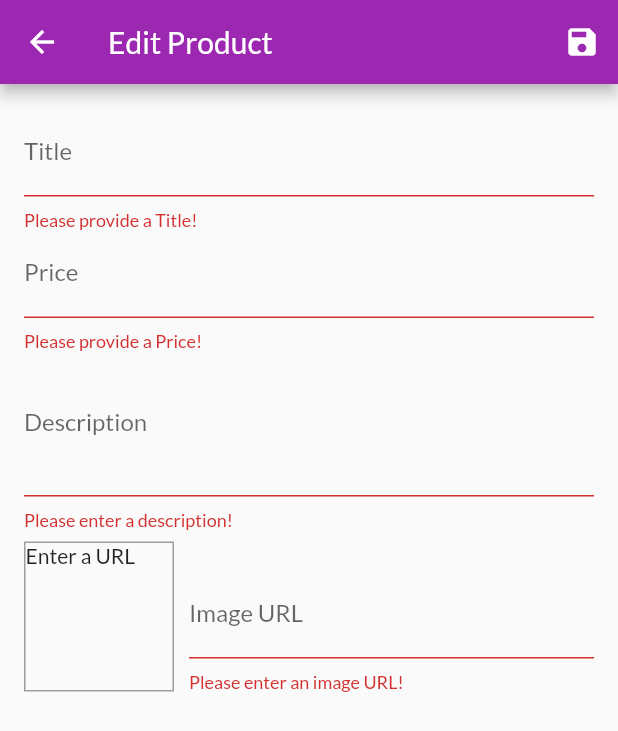
After one commit to rajbhensdadiya/shopapp-flutter, a Flutter app: the EditProductScreen screen opened by its route, after a tap on the "save" icon, on a phone screen of 412 x 824 dp. The commit adds this screen. Shown: the top 731 px of the screen. Run offline on Flutter 3.47's test engine with Material 2 defaults, Android fonts, the phone set to English and light mode, and no system bars; network calls fail.

Commit message:
add and edit product

```diff
--- a/lib/main.dart
+++ b/lib/main.dart
@@ -1,5 +1,6 @@
 import 'package:flutter/material.dart';
 import 'package:provider/provider.dart';
+import './screens/edit_product_screen.dart';
 import './providers/orders.dart';
 import './screens/cart_screen.dart';
 import './providers/cart.dart';
@@ -7,6 +8,7 @@ import './screens/product_detail_screen.dart';
 import './screens/products_overview_screen.dart';
 import './providers/products.dart';
 import './screens/orders_screen.dart';
+import './screens/user_products_screen.dart';
 
 void main() {
   runApp(MyApp());
@@ -40,6 +42,8 @@ class MyApp extends StatelessWidget {
           ProductDetailScreen.routeName: (ctx) => ProductDetailScreen(),
           CartScreen.routeName: (ctx) => CartScreen(),
           OrdersScreen.routeName: (ctx) => OrdersScreen(),
+          UserProductsScreen.routeName: (ctx) => UserProductsScreen(),
+          EditProductScreen.routeName: (ctx) => EditProductScreen(),
         },
       ),
     );
--- a/lib/providers/products.dart
+++ b/lib/providers/products.dart
@@ -64,7 +64,31 @@ class Products with ChangeNotifier {
   //   notifyListeners();
   // }
 
-  void addProduct() {
+  void addProduct(Product product) {
+    final newProduct = Product(
+      title: product.title,
+      description: product.description,
+      imageUrl: product.imageUrl,
+      price: product.price,
+      id: DateTime.now().toString(),
+    );
+    _items.add(newProduct);
+    // _items.insert(0, newProduct); // at the start of the list
+    notifyListeners();
+  }
+
+  void updateProduct(String id, Product newProduct) {
+    final prodIndex = _items.indexWhere((prod) => prod.id == id);
+    if (prodIndex >= 0) {
+      _items[prodIndex] = newProduct;
+      notifyListeners();
+    } else {
+      print('...');
+    }
+  }
+
+  void deleteProduct(String id) {
+    _items.removeWhere((prod) => prod.id == id);
     notifyListeners();
   }
 }
--- /dev/null
+++ b/lib/screens/edit_product_screen.dart
@@ -0,0 +1,275 @@
+import 'package:flutter/material.dart';
+import 'package:provider/provider.dart';
+import '../providers/products.dart';
+import '../providers/product.dart';
+
+class EditProductScreen extends StatefulWidget {
+  static const routeName = '/edit-product';
+  @override
+  _EditProductScreenState createState() => _EditProductScreenState();
+}
+
+class _EditProductScreenState extends State<EditProductScreen> {
+  final _priceFocusNode = FocusNode();
+  final _descriptionFocusNode = FocusNode();
+  final _imageUrlController = TextEditingController();
+  final _imageUrlFocusNode = FocusNode();
+  final _form = GlobalKey<FormState>();
+  var _editedProduct = Product(
+    id: null,
+    title: '',
+    price: 0,
+    description: '',
+    imageUrl: '',
+  );
+
+  var _initValues = {
+    'title': '',
+    'description': '',
+    'price': '',
+    'imageUrl': '',
+  };
+
+  var _isInit = true;
+
+  @override
+  void initState() {
+    _imageUrlFocusNode.addListener(_updateImageUrl);
+    super.initState();
+  }
+
+  @override
+  void didChangeDependencies() {
+    if (_isInit) {
+      final productId = ModalRoute.of(context).settings.arguments as String;
+      if (productId != null) {
+        _editedProduct =
+            Provider.of<Products>(context, listen: false).findByID(productId);
+        _initValues = {
+          'title': _editedProduct.title,
+          'description': _editedProduct.description,
+          'price': _editedProduct.price.toString(),
+          // 'imageUrl': _editedProduct.imageUrl,
+          'imageUrl': '',
+        };
+        _imageUrlController.text = _editedProduct.imageUrl;
+      }
+    }
+    _isInit = false;
+    super.didChangeDependencies();
+  }
+
+  @override
+  void dispose() {
+    _imageUrlFocusNode.removeListener(_updateImageUrl);
+    _priceFocusNode.dispose();
+    _descriptionFocusNode.dispose();
+    _imageUrlController.dispose();
+    _imageUrlFocusNode.dispose();
+    super.dispose();
+  }
+
+  void _updateImageUrl() {
+    if (!_imageUrlFocusNode.hasFocus) {
+      if ((!_imageUrlController.text.startsWith('http') &&
+              !_imageUrlController.text.startsWith('https')) ||
+          (!_imageUrlController.text.endsWith('.png') &&
+              !_imageUrlController.text.endsWith('.jpg') &&
+              !_imageUrlController.text.endsWith('.jpeg'))) {
+        return;
+      }
+      setState(() {});
+    }
+  }
+
+  void _saveForm() {
+    final isValid = _form.currentState.validate();
+    if (!isValid) {
+      return;
+    }
+    _form.currentState.save();
+    if (_editedProduct.id != null) {
+      Provider.of<Products>(context, listen: false)
+          .updateProduct(_editedProduct.id, _editedProduct);
+    } else {
+      Provider.of<Products>(context, listen: false).addProduct(_editedProduct);
+    }
+
+    Navigator.of(context).pop();
+  }
+
+  @override
+  Widget build(BuildContext context) {
+    return Scaffold(
+      appBar: AppBar(
+        title: Text('Edit Product'),
+        actions: <Widget>[
+          IconButton(
+            icon: Icon(Icons.save),
+            onPressed: _saveForm,
+          ),
+        ],
+      ),
+      body: Padding(
+        padding: const EdgeInsets.all(16.0),
+        child: Form(
+          key: _form,
+          child: ListView(
+            children: <Widget>[
+              TextFormField(
+                initialValue: _initValues['title'],
+                decoration: InputDecoration(labelText: 'Title'),
+                textInputAction: TextInputAction.next,
+                onFieldSubmitted: (_) {
+                  FocusScope.of(context).requestFocus(_priceFocusNode);
+                },
+                validator: (value) {
+                  if (value.isEmpty) {
+                    return 'Please provide a Title!';
+                  }
+                  return null;
+                },
+                onSaved: (value) {
+                  _editedProduct = Product(
+                    id: _editedProduct.id,
+                    isFavorite: _editedProduct.isFavorite,
+                    title: value,
+                    description: _editedProduct.description,
+                    price: _editedProduct.price,
+                    imageUrl: _editedProduct.imageUrl,
+                  );
+                },
+              ),
+              TextFormField(
+                initialValue: _initValues['price'],
+                decoration: InputDecoration(labelText: 'Price'),
+                textInputAction: TextInputAction.next,
+                keyboardType: TextInputType.number,
+                focusNode: _priceFocusNode,
+                onFieldSubmitted: (_) {
+                  FocusScope.of(context).requestFocus(_descriptionFocusNode);
+                },
+                validator: (value) {
+                  if (value.isEmpty) {
+                    return 'Please provide a Price!';
+                  }
+                  if (double.tryParse(value) == null) {
+                    return 'Please enter a valid price!';
+                  }
+                  if (double.parse(value) <= 0) {
+                    return 'Please enter a proper price!';
+                  }
+                  return null;
+                },
+                onSaved: (value) {
+                  _editedProduct = Product(
+                    id: _editedProduct.id,
+                    isFavorite: _editedProduct.isFavorite,
+                    title: _editedProduct.title,
+                    description: _editedProduct.description,
+                    price: double.parse(value),
+                    imageUrl: _editedProduct.imageUrl,
+                  );
+                },
+              ),
+              TextFormField(
+                initialValue: _initValues['description'],
+                decoration: InputDecoration(labelText: 'Description'),
+                maxLines: 3,
+                keyboardType: TextInputType.multiline,
+                focusNode: _descriptionFocusNode,
+                validator: (value) {
+                  if (value.isEmpty) {
+                    return 'Please enter a description!';
+                  }
+                  if (value.length < 10) {
+                    return 'Please write at lease 10 characters!';
+                  }
+                  return null;
+                },
+                onSaved: (value) {
+                  _editedProduct = Product(
+                    id: _editedProduct.id,
+                    isFavorite: _editedProduct.isFavorite,
+                    title: _editedProduct.title,
+                    description: value,
+                    price: _editedProduct.price,
+                    imageUrl: _editedProduct.imageUrl,
+                  );
+                },
+              ),
+              Row(
+                crossAxisAlignment: CrossAxisAlignment.end,
+                children: <Widget>[
+                  Container(
+                    height: 100,
+                    width: 100,
+                    margin: EdgeInsets.only(
+                      top: 8,
+                      right: 10,
+                    ),
+                    decoration: BoxDecoration(
+                      border: Border.all(
+                        width: 1,
+                        color: Colors.grey,
+                      ),
+                    ),
+                    child: _imageUrlController.text.isEmpty
+                        ? Text('Enter a URL')
+                        : FittedBox(
+                            child: Image.network(
+                              _imageUrlController.text,
+                              fit: BoxFit.cover,
+                            ),
+                          ),
+                  ),
+                  Expanded(
+                    child: TextFormField(
+                      decoration: InputDecoration(labelText: 'Image URL'),
+                      keyboardType: TextInputType.url,
+                      textInputAction: TextInputAction.done,
+                      controller: _imageUrlController,
+                      focusNode: _imageUrlFocusNode,
+                      onEditingComplete: () {
+                        setState(() {});
+                      },
+                      onFieldSubmitted: (_) {
+                        _saveForm();
+                      },
+                      validator: (value) {
+                        if (value.isEmpty) {
+                          return 'Please enter an image URL!';
+                        }
+                        if (!value.startsWith('http') &&
+                            !value.startsWith('https')) {
+                          return 'Please enter a valid URL!';
+                        }
+                        if (!value.endsWith('.png') &&
+                            !value.endsWith('.jpg') &&
+                            !value.endsWith('.jpeg')) {
+                          return 'Please enter a valid URL!';
+                        }
+
+                        return null;
+                      },
+                      onSaved: (value) {
+                        _editedProduct = Product(
+                          id: _editedProduct.id,
+                          isFavorite: _editedProduct.isFavorite,
+                          title: _editedProduct.title,
+                          description: _editedProduct.description,
+                          price: _editedProduct.price,
+                          imageUrl: value,
+                        );
+                      },
+                    ),
+                  ),
+                ],
+              ),
+            ],
+          ),
+        ),
+      ),
+    );
+  }
+}
--- a/lib/widgets/app_drawer.dart
+++ b/lib/widgets/app_drawer.dart
@@ -1,4 +1,5 @@
 import 'package:flutter/material.dart';
+import '../screens/user_products_screen.dart';
 import '../screens/orders_screen.dart';
 
 class AppDrawer extends StatelessWidget {
@@ -28,6 +29,15 @@ class AppDrawer extends StatelessWidget {
                   .pushReplacementNamed(OrdersScreen.routeName);
             },
           ),
+          Divider(),
+          ListTile(
+            leading: Icon(Icons.edit),
+            title: Text('Manage Products'),
+            onTap: () {
+              Navigator.of(context)
+                  .pushReplacementNamed(UserProductsScreen.routeName);
+            },
+          ),
         ],
       ),
     );
--- a/lib/widgets/order_item.dart
+++ b/lib/widgets/order_item.dart
@@ -1,7 +1,7 @@
 import 'package:flutter/material.dart';
 import 'dart:math';
 import 'package:intl/intl.dart';
-import 'package:shopappflutter/providers/product.dart';
+// import '../providers/product.dart';
 import '../providers/orders.dart' as ord;
 
 class OrderItem extends StatefulWidget {
```
Also changed, not shown: lib/providers/cart.dart (+20 -0 lines), lib/screens/user_products_screen.dart (added, +44 -0 lines), lib/widgets/cart_item.dart (+23 -0 lines), lib/widgets/product_item.dart (+13 -0 lines), lib/widgets/user_product_item.dart (added, +44 -0 lines), pubspec.yaml (+7 -1 lines), assets/icon/icon.png (added), pubspec.lock, 22 other files.
